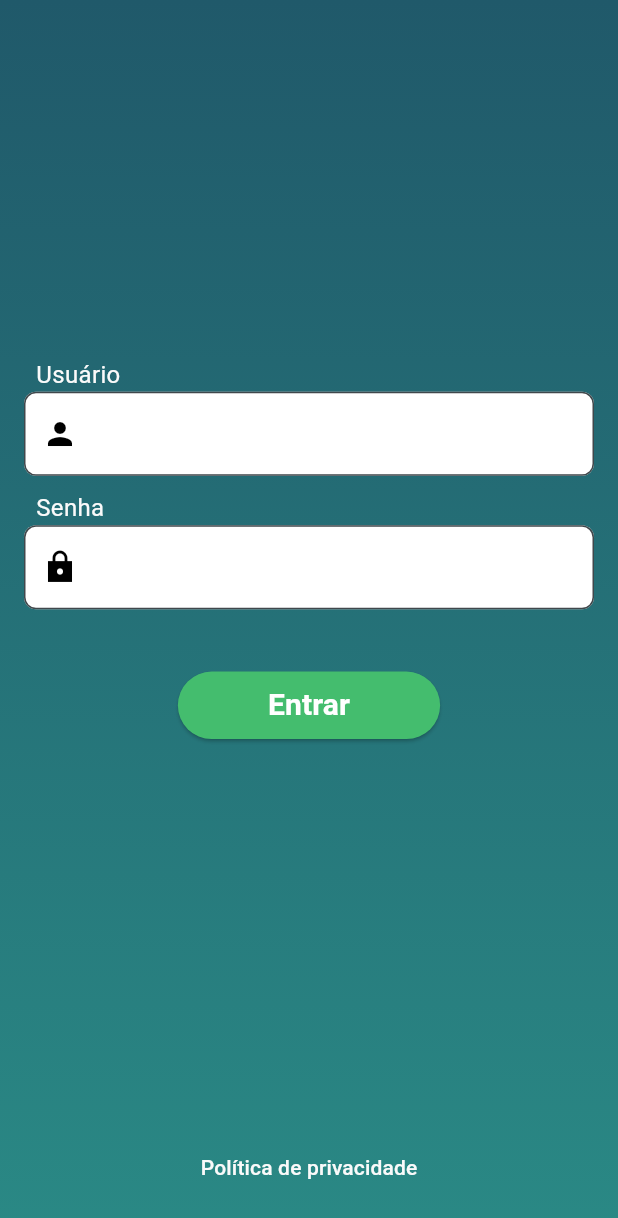
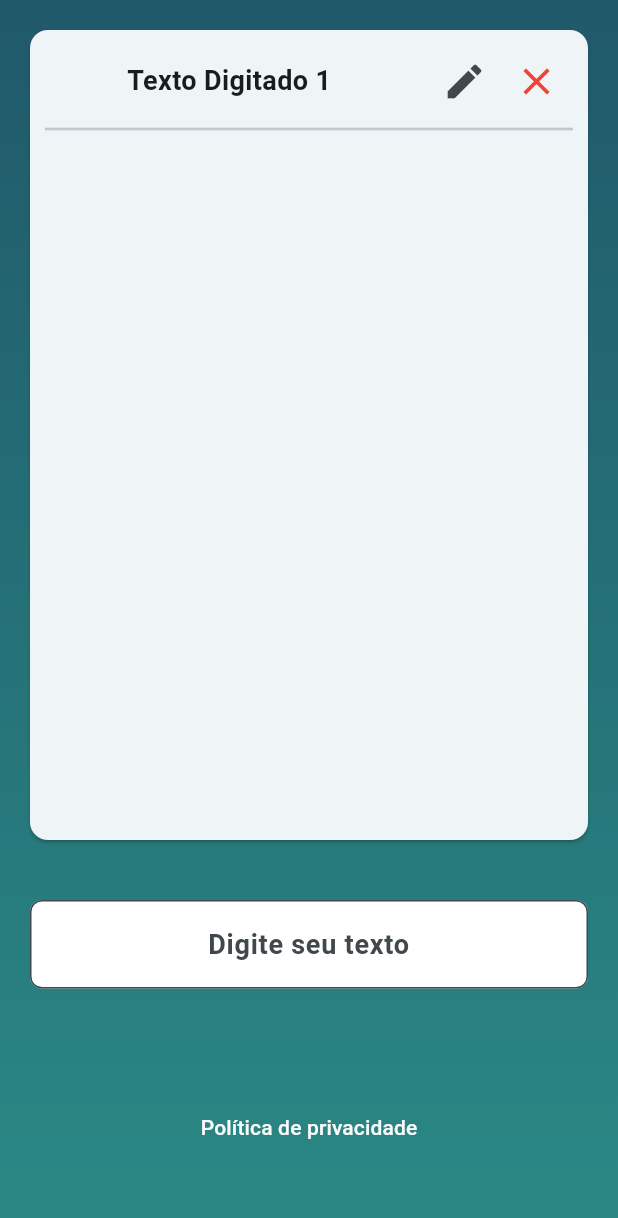
Before and after one commit to Brennez/Desafio-Target-Sistemas, a Flutter app: the screen it shows after launch, after a tap on "Entrar", on a phone screen of 412 x 824 dp. Shown: the top 1218 px of the screen. Run offline on Flutter 3.47's test engine with Material 2 defaults, Android fonts, the phone set to English and light mode, and no system bars.

Commit message:
refactor: move login page to own file

```diff
--- a/lib/components/auth_form_component.dart
+++ b/lib/components/auth_form_component.dart
@@ -1,10 +1,14 @@
 import 'package:flutter/material.dart';
+import 'package:login_app/utils/app_routes.dart';
 
 class AuthFormComponent extends StatelessWidget {
   const AuthFormComponent({super.key});
 
   @override
   Widget build(BuildContext context) {
+    TextEditingController userController = TextEditingController();
+
+    TextEditingController passwordController = TextEditingController();
     return Column(
       mainAxisAlignment: MainAxisAlignment.center,
       children: [
@@ -25,6 +29,7 @@ class AuthFormComponent extends StatelessWidget {
                 ),
               ),
               TextField(
+                controller: userController,
                 decoration: InputDecoration(
                   filled: true,
                   fillColor: Colors.white,
@@ -55,6 +60,7 @@ class AuthFormComponent extends StatelessWidget {
                 ),
               ),
               TextField(
+                controller: passwordController,
                 decoration: InputDecoration(
                   filled: true,
                   fillColor: Colors.white,
@@ -78,11 +84,11 @@ class AuthFormComponent extends StatelessWidget {
         ),
         ElevatedButton(
           style: ElevatedButton.styleFrom(
-            backgroundColor: Color(0xff44BD6E),
-            padding: EdgeInsets.symmetric(horizontal: 60, vertical: 8),
+            backgroundColor: const Color(0xff44BD6E),
+            padding: const EdgeInsets.symmetric(horizontal: 60, vertical: 8),
           ),
-          onPressed: () {},
-          child: Text(
+          onPressed: () => Navigator.of(context).pushNamed(AppRoutes.info),
+          child: const Text(
             'Entrar',
             style: TextStyle(
               color: Colors.white,
--- a/lib/main.dart
+++ b/lib/main.dart
@@ -1,6 +1,8 @@
 import 'package:flutter/material.dart';
-import 'package:login_app/components/auth_form_component.dart';
-import 'package:login_app/components/text_button_component.dart';
+import 'package:login_app/screens/informations_screen.dart';
+import 'package:login_app/utils/app_routes.dart';
+
+import 'screens/login_screen.dart';
 
 void main() {
   runApp(const MyApp());
@@ -19,41 +21,11 @@ class MyApp extends StatelessWidget {
         colorScheme: ColorScheme.fromSeed(seedColor: const Color(0xff20596A)),
         useMaterial3: true,
       ),
-      home: const LoginPage(),
+      routes: {
+        AppRoutes.login: (context) => LoginScreen(),
+        AppRoutes.info: (context) => InformationsScreen(),
+      },
+      initialRoute: AppRoutes.login,
     );
   }
 }
-
-class LoginPage extends StatelessWidget {
-  const LoginPage({super.key});
-
-  @override
-  Widget build(BuildContext context) {
-    return Scaffold(
-      body: SafeArea(
-        child: Container(
-          decoration: const BoxDecoration(
-              gradient: LinearGradient(
-                  begin: Alignment.topCenter,
-                  end: Alignment.bottomCenter,
-                  colors: [
-                Color(0xff20596A),
-                Color(0xff2A8985),
-              ])),
-          child: Column(
-            children: [
-              const Expanded(
-                flex: 8,
-                child: AuthFormComponent(),
-              ),
-              Expanded(
-                flex: 1,
-                child: TextButtonComponent(),
-              )
-            ],
-          ),
-        ),
-      ),
-    );
-  }
-}
--- /dev/null
+++ b/lib/screens/informations_screen.dart
@@ -0,0 +1,117 @@
+import 'package:flutter/material.dart';
+import 'package:login_app/components/text_button_component.dart';
+
+class InformationsScreen extends StatelessWidget {
+  const InformationsScreen({super.key});
+
+  @override
+  Widget build(BuildContext context) {
+    return Scaffold(
+      body: Container(
+        decoration: const BoxDecoration(
+          gradient: LinearGradient(
+              begin: Alignment.topCenter,
+              end: Alignment.bottomCenter,
+              colors: [
+                Color(0xff20596A),
+                Color(0xff2A8985),
+              ]),
+        ),
+        child: SafeArea(
+          child: Padding(
+            padding: const EdgeInsets.symmetric(horizontal: 20),
+            child: Column(
+              children: [
+                Expanded(
+                  flex: 4,
+                  child: Card(
+                    margin: const EdgeInsets.symmetric(vertical: 20),
+                    child: Column(
+                      children: [
+                        Padding(
+                          padding: const EdgeInsets.only(
+                            top: 10,
+                          ),
+                          child: Row(
+                            mainAxisAlignment: MainAxisAlignment.center,
+                            children: [
+                              Expanded(
+                                flex: 5,
+                                child: Text(
+                                  'Texto Digitado 1',
+                                  textAlign: TextAlign.center,
+                                  style: TextStyle(
+                                      fontWeight: FontWeight.w700,
+                                      fontSize: 18),
+                                ),
+                              ),
+                              Expanded(
+                                flex: 2,
+                                child: Row(
+                                  children: [
+                                    IconButton(
+                                      onPressed: () {},
+                                      icon: const Icon(
+                                        Icons.edit,
+                                        size: 30,
+                                      ),
+                                    ),
+                                    IconButton(
+                                      onPressed: () {},
+                                      icon: const Icon(
+                                        Icons.close,
+                                        size: 30,
+                                        color: Colors.red,
+                                      ),
+                                    ),
+                                  ],
+                                ),
+                              ),
+                            ],
+                          ),
+                        ),
+                        const Divider(
+                          indent: 10,
+                          endIndent: 10,
+                          thickness: 1.8,
+                        ),
+                      ],
+                    ),
+                  ),
+                ),
+                Padding(
+                  padding: const EdgeInsets.symmetric(vertical: 20),
+                  child: Expanded(
+                    flex: 4,
+                    child: TextField(
+                      textAlign: TextAlign.center,
+                      decoration: InputDecoration(
+                        hintText: 'Digite seu texto',
+                        hintStyle: const TextStyle(
+                          fontWeight: FontWeight.bold,
+                          fontSize: 18,
+                        ),
+                        filled: true,
+                        fillColor: Colors.white,
+                        border: OutlineInputBorder(
+                          borderSide: const BorderSide(
+                            color: Colors.white,
+                          ),
+                          borderRadius: BorderRadius.circular(8),
+                        ),
+                      ),
+                    ),
+                  ),
+                ),
+                const Expanded(
+                  flex: 1,
+                  child: TextButtonComponent(),
+                )
+              ],
+            ),
+          ),
+        ),
+      ),
+    );
+  }
+}
--- /dev/null
+++ b/lib/screens/login_screen.dart
@@ -0,0 +1,38 @@
+import 'package:flutter/material.dart';
+
+import '../components/auth_form_component.dart';
+import '../components/text_button_component.dart';
+
+class LoginScreen extends StatelessWidget {
+  const LoginScreen({super.key});
+
+  @override
+  Widget build(BuildContext context) {
+    return Scaffold(
+      body: SafeArea(
+        child: Container(
+          decoration: const BoxDecoration(
+              gradient: LinearGradient(
+                  begin: Alignment.topCenter,
+                  end: Alignment.bottomCenter,
+                  colors: [
+                Color(0xff20596A),
+                Color(0xff2A8985),
+              ])),
+          child: Column(
+            children: [
+              Expanded(
+                flex: 8,
+                child: AuthFormComponent(),
+              ),
+              Expanded(
+                flex: 1,
+                child: TextButtonComponent(),
+              )
+            ],
+          ),
+        ),
+      ),
+    );
+  }
+}
--- /dev/null
+++ b/lib/utils/app_routes.dart
@@ -0,0 +1,4 @@
+class AppRoutes {
+  static const login = '/login';
+  static const info = '/informations';
+}
```
